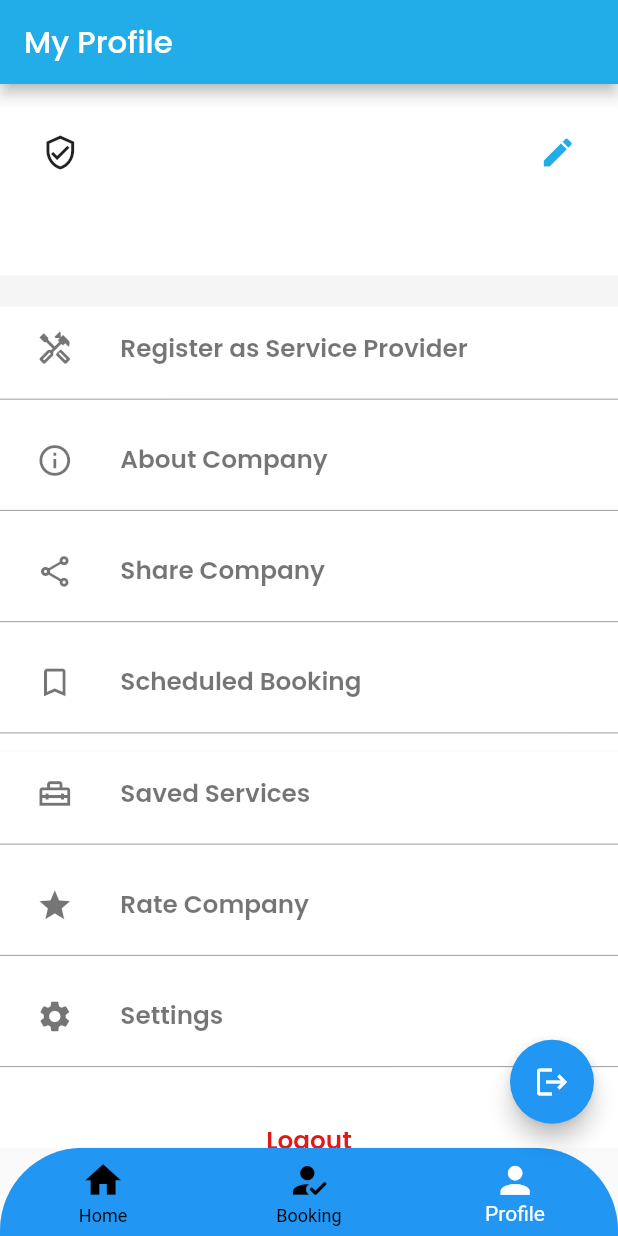
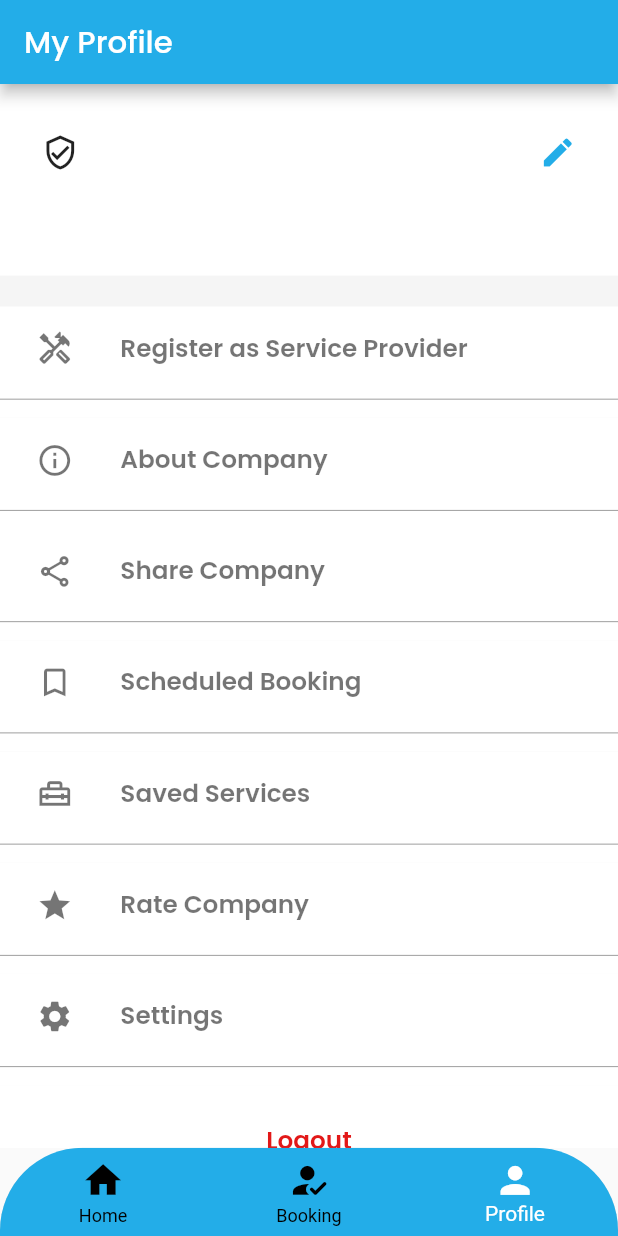
Before and after one commit to nithinraaj27/Home-Service, a Flutter app: the screen it shows once a user with an empty profile is signed in, item 3 of the bottom bar chosen, on a phone screen of 412 x 824 dp. Run offline on Flutter 3.47's test engine with Material 2 defaults, Android fonts, the light colour scheme and no system bars; our stand-ins replace cloud_firestore, firebase_auth, firebase_core, font_awesome_flutter, google_fonts, google_sign_in and 2 more; missing offline and left inert: flutter_animated_dialog; accounts and stored records are empty.

Commit message:
color update

```diff
--- a/lib/screens/main.dart
+++ b/lib/screens/main.dart
@@ -33,12 +33,6 @@ class _mainPageState extends State<mainPage> {
   Widget build(BuildContext context) {
     return SafeArea(
         child: Scaffold(
-      floatingActionButton: new FloatingActionButton(
-          child: Icon(Icons.logout),
-          onPressed: () {
-            FirebaseAuth.instance.signOut();
-            googlesigninclass.logout();
-          }),
       bottomNavigationBar: NavbarAnim(
         1,
         ClipRRect(
@@ -47,7 +41,7 @@ class _mainPageState extends State<mainPage> {
             topRight: Radius.circular(55),
           ),
           child: new BottomNavigationBar(
-              backgroundColor: Theme.of(context).primaryColor,
+              backgroundColor: Color(0xff23ADE8),
               selectedItemColor: Colors.white,
               type: BottomNavigationBarType.fixed,
               currentIndex: _selectedPage,
```
